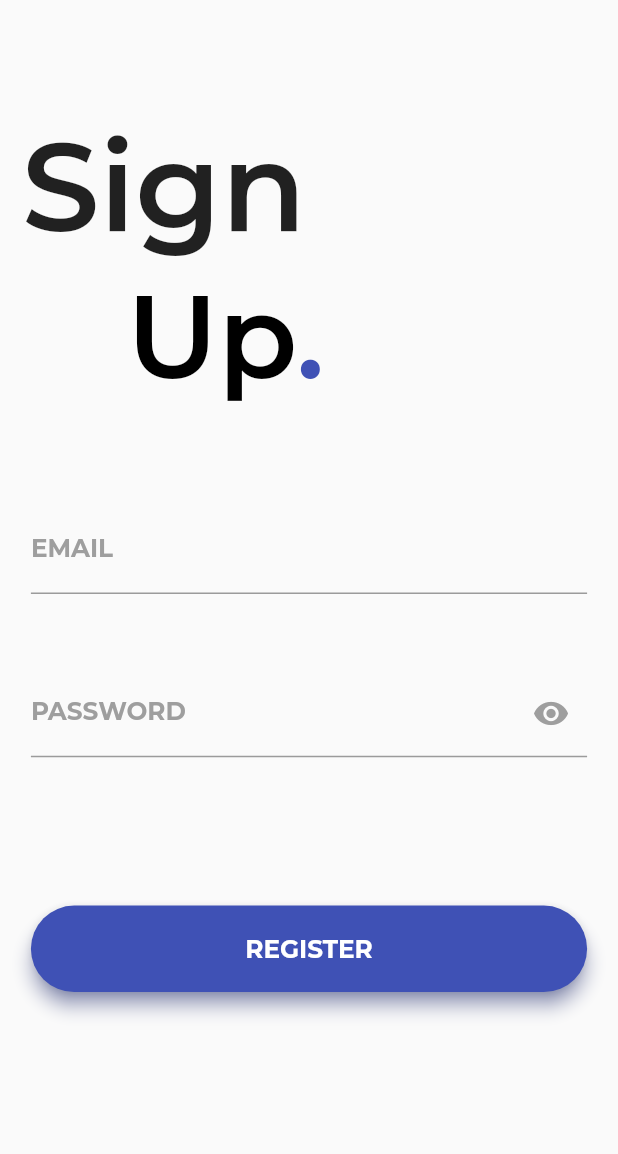
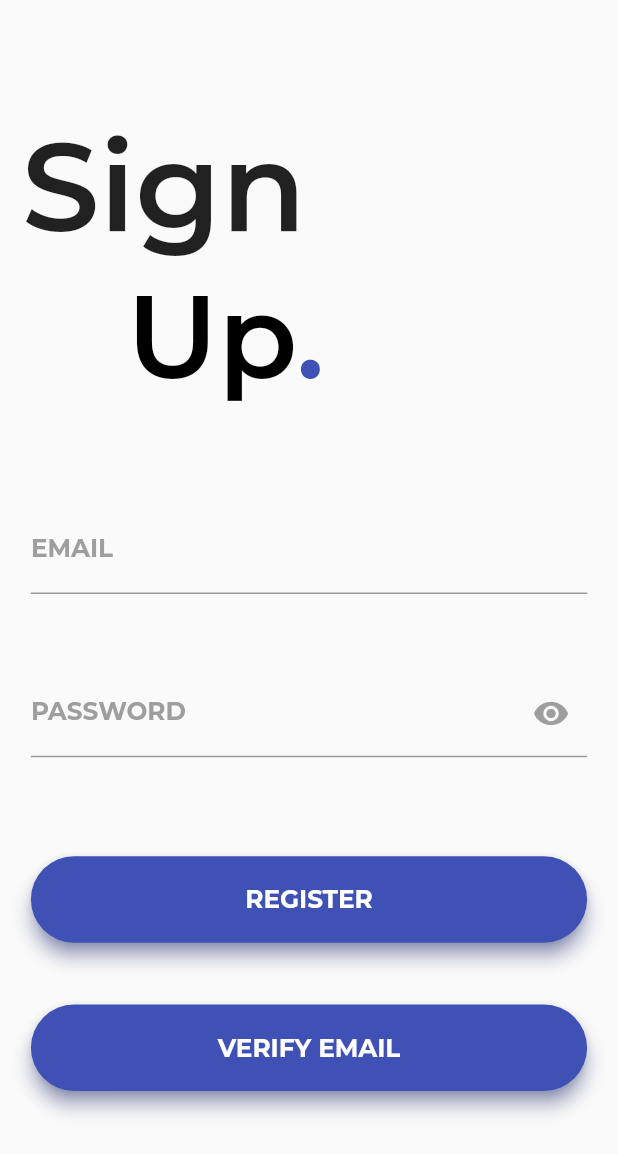
Before and after one commit to bhushangy/Sahaaya, a Flutter app: the SignupPage screen opened directly, after a tap on "OK", on a phone screen of 412 x 824 dp. Shown: the top 1154 px of the screen. Run offline on Flutter 3.47's test engine with Material 2 defaults, Android fonts, the phone set to English and light mode, and no system bars; our stand-ins replace carousel_slider, cloud_firestore, firebase_auth, firebase_messaging, firebase_storage, flare_flutter and 8 more; accounts and stored records are empty.

Commit message:
Added Email verification feature and access denying feature from login if email not verified.

```diff
--- a/lib/Authentication/SignupPage.dart
+++ b/lib/Authentication/SignupPage.dart
@@ -26,6 +26,9 @@ class _SignupPageState extends State<SignupPage> {
   final _auth = FirebaseAuth.instance;
   bool showSpinner = false;
   final databaseReference = Firestore.instance;
+  FirebaseUser newUser;
+  int i=0;
+
 
   void initState() {
     super.initState();
@@ -235,13 +238,16 @@ class _SignupPageState extends State<SignupPage> {
                               },
                             ),
                             SizedBox(
-                              height: SizeConfig.safeBlockVertical * 12,
+                              height: SizeConfig.safeBlockVertical * 8,
                             ),
                             Container(
                               height: SizeConfig.safeBlockVertical * 7,
                               child: InkWell(
                                 onTap: () async {
-                                  if (email == null || password == null) {
+                                  if(i!=0)
+                                    _showDialog("Signup Done ", "Please click on verify email");
+
+                                  else if (email == null || password == null) {
                                     _showDialog(
                                         "Fields empty", "Please fill all fields.");
 
@@ -250,46 +256,31 @@ class _SignupPageState extends State<SignupPage> {
                                     _showDialog(
                                         "Fields empty", "Please fill all fields.");
 
-                                  } else {
+                                  }
+
+                                  else {
                                     setState(() {
                                       showSpinner = true;
                                     });
 
                                     try {
-                                      final newUser = await _auth
+                                      newUser = (await _auth
                                           .createUserWithEmailAndPassword(
-                                              email: email, password: password);
-                                      if (newUser != null) {
-                                        await databaseReference
-                                            .collection("UserInfo")
-                                            .document(email)
-                                            .setData({
-                                          'Name': null,
-                                          'Email': email,
-                                          'Phone': null,
-                                          'Constituency': null,
-                                        });
-                                        Provider.of<DropDown>(context,
-                                                listen: false)
-                                            .setEmail(email);
-                                        SharedPreferences prefs =
-                                            await SharedPreferences.getInstance();
-                                        prefs.setString('email', email);
-                                        prefs.setString('name', null);
-                                        prefs.setString('phone', null);
-                                        prefs.setString('constituency', null);
-                                        prefs.setInt('i', 1);
-                                        Navigator.pushReplacement(
-                                          context,
-                                          MaterialPageRoute(
-                                              builder: (context) => PostSignUp(
-                                                    email: email,
-                                                  )),
-                                        );
+                                              email: email, password: password)).user;
+                                      try {
+                                        await newUser.sendEmailVerification();
+                                        i++;
+
+                                      } catch (e) {
+                                        print("An error occured while trying to send email verification");
+                                        print(e.message);
                                       }
+
                                       setState(() {
                                         showSpinner = false;
                                       });
+                                      _showDialog("Verification Link Sent", "Please click on the link sent to your mail and click on verify email.");
+
                                     } on PlatformException catch (e) {
                                       print(e);
                                       setState(() {
@@ -297,8 +288,9 @@ class _SignupPageState extends State<SignupPage> {
                                       });
                                       Navigator.pushReplacement(context,
                                           MaterialPageRoute(builder: (context) {
-                                        return SignupPage();
-                                      }));
+                                            return SignupPage();
+                                          }));
+
                                       switch (e.code) {
                                         case "ERROR_EMAIL_ALREADY_IN_USE":
                                           {
@@ -343,7 +335,91 @@ class _SignupPageState extends State<SignupPage> {
                                   ),
                                 ),
                               ),
-                            )
+                            ),
+                            SizedBox(
+                              height: SizeConfig.safeBlockVertical * 5,
+                            ),
+                            Container(
+                              height: SizeConfig.safeBlockVertical * 7,
+
+                              child: InkWell(
+                                onTap: () async{
+                                  if(newUser==null)
+                                    _showDialog("Signup Error", "Please Register First.");
+                                  else{
+                                    setState(() {
+                                      showSpinner=true;
+                                    });
+                                    newUser = (await  _auth.signInWithEmailAndPassword(email: email, password:password)).user;
+                                    if(newUser.isEmailVerified){
+                                      if (newUser != null) {
+                                        await databaseReference
+                                            .collection("UserInfo")
+                                            .document(email)
+                                            .setData({
+                                          'Name': null,
+                                          'Email': email,
+                                          'Phone': null,
+                                          'Constituency': null,
+                                        });
+                                        Provider.of<DropDown>(context,
+                                            listen: false)
+                                            .setEmail(email);
+                                        SharedPreferences prefs =
+                                        await SharedPreferences.getInstance();
+                                        prefs.setString('email', email);
+                                        prefs.setString('name', null);
+                                        prefs.setString('phone', null);
+                                        prefs.setString('constituency', null);
+                                        prefs.setInt('i', 1);
+                                        Navigator.pushReplacement(
+                                          context,
+                                          MaterialPageRoute(
+                                              builder: (context) => PostSignUp(
+                                                email: email,
+                                              )),
+                                        );
+                                      }
+                                      setState(() {
+                                        showSpinner=false;
+                                      });
+                                    }
+
+                                    else
+                                    {
+                                      setState(() {
+                                        showSpinner=false;
+                                      });
+
+                                      _showDialog("Email not Verified", "Please click on the verification link sent to your email.");
+                                    }
+
+                                  }
+                                },
+
+                                child: Material(
+                                color: Colors.indigo,
+                                borderRadius: BorderRadius.circular(30.0),
+                                shadowColor: Colors.indigo,
+                                elevation: 5.0,
+                                child: Center(
+                                  child: FittedBox(
+                                    fit: BoxFit.contain,
+                                    child: Text(
+                                      'VERIFY EMAIL',
+                                      style: GoogleFonts.montserrat(
+                                        fontWeight: FontWeight.bold,
+                                        color: Colors.white,
+                                        fontSize:
+                                        SizeConfig.safeBlockHorizontal * 4,
+                                      ),
+                                    ),
+                                  ),
+                                ),
+                              ),
+                              ),
+
+                            ),
                           ],
                         ),
                       ),
```
Also changed, not shown: lib/Authentication/LoginPage.dart (+14 -4 lines), 4 other files.
